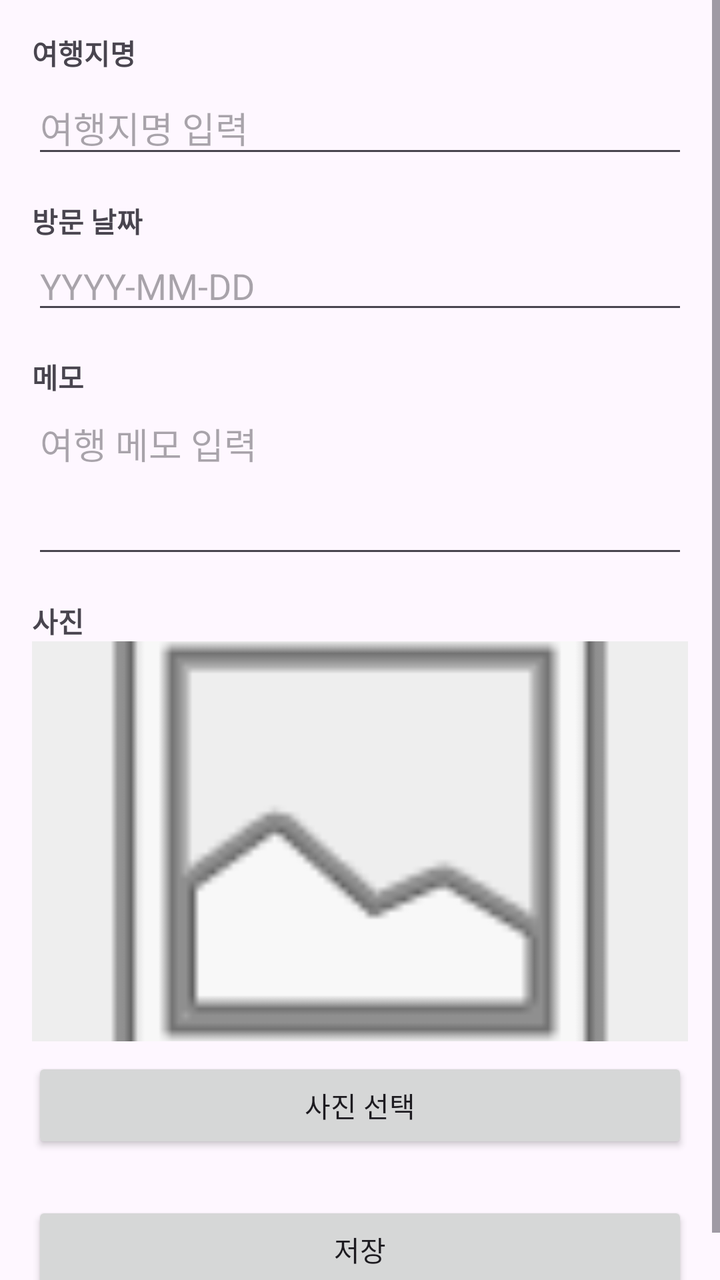
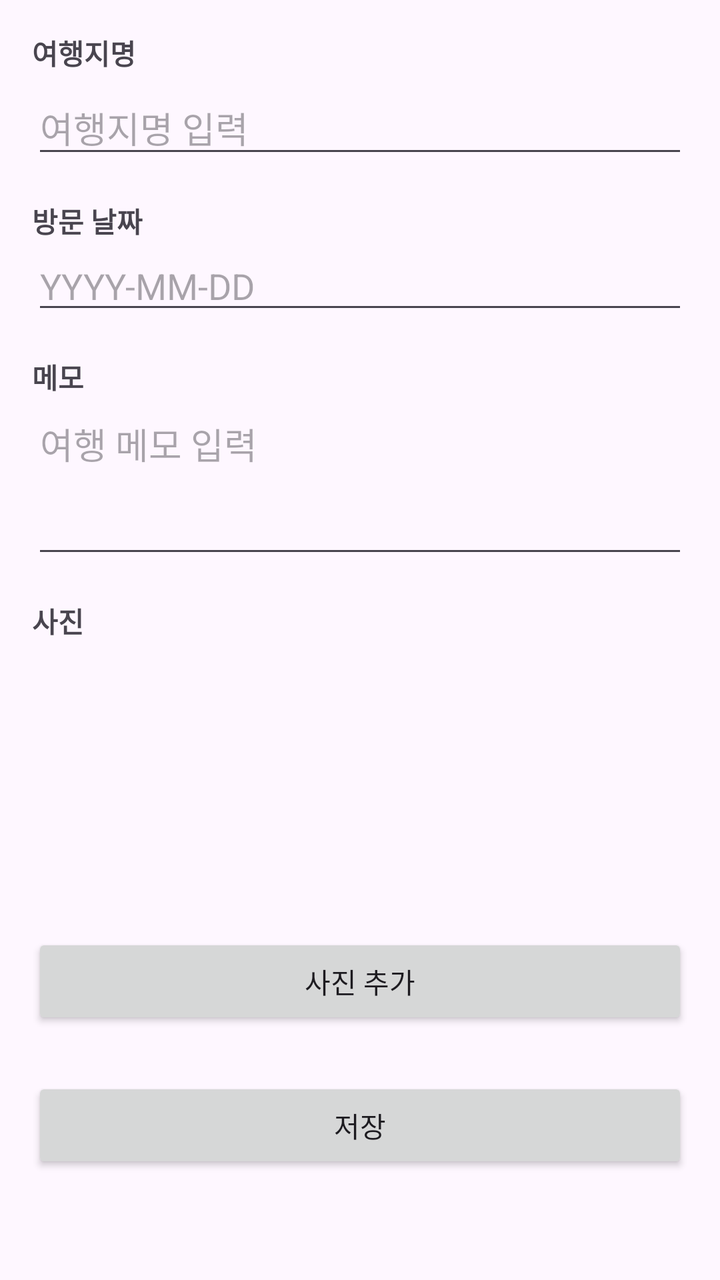

Before-and-after screenshots of an Android layout around one commit, followed by the original layout XML and the change that was made.
<!-- AndroidManifest.xml: application theme Theme.Triplog -->
<!-- res/layout/activity_add_edit.xml -->
<?xml version="1.0" encoding="utf-8"?>
<ScrollView xmlns:android="http://schemas.android.com/apk/res/android"
    android:layout_width="match_parent"
    android:layout_height="match_parent"
    android:fitsSystemWindows="true">

    <LinearLayout
        android:layout_width="match_parent"
        android:layout_height="wrap_content"
        android:orientation="vertical"
        android:padding="16dp">

        <TextView
            android:layout_width="wrap_content"
            android:layout_height="wrap_content"
            android:text="여행지명"
            android:textStyle="bold"
            android:layout_marginBottom="4dp" />

        <EditText
            android:id="@+id/etPlace"
            android:layout_width="match_parent"
            android:layout_height="wrap_content"
            android:hint="여행지명 입력"
            android:inputType="text"
            android:layout_marginBottom="16dp" />

        <TextView
            android:layout_width="wrap_content"
            android:layout_height="wrap_content"
            android:text="방문 날짜"
            android:textStyle="bold" />

        <EditText
            android:id="@+id/etDate"
            android:layout_width="match_parent"
            android:layout_height="wrap_content"
            android:hint="YYYY-MM-DD"
            android:inputType="date"
            android:layout_marginBottom="16dp" />

        <TextView
            android:layout_width="wrap_content"
            android:layout_height="wrap_content"
            android:text="메모"
            android:textStyle="bold" />

        <EditText
            android:id="@+id/etMemo"
            android:layout_width="match_parent"
            android:layout_height="wrap_content"
            android:layout_marginBottom="16dp"
            android:gravity="top"
            android:hint="여행 메모 입력"
            android:inputType="textMultiLine"
            android:minLines="3" />

        <TextView
            android:layout_width="wrap_content"
            android:layout_height="wrap_content"
            android:text="사진"
            android:textStyle="bold" />

        <ImageView
            android:id="@+id/ivPhoto"
            android:layout_width="match_parent"
            android:layout_height="200dp"
            android:scaleType="centerCrop"
            android:background="#EEEEEE"
            android:layout_marginBottom="8dp"
            android:src="@android:drawable/ic_menu_gallery" />

        <Button
            android:id="@+id/btnSelectPhoto"
            android:layout_width="match_parent"
            android:layout_height="wrap_content"
            android:text="사진 선택"
            android:layout_marginBottom="24dp" />

        <Button
            android:id="@+id/btnSave"
            android:layout_width="match_parent"
            android:layout_height="wrap_content"
            android:text="저장" />

    </LinearLayout>

</ScrollView>
<!-- resources referenced by this layout -->
<resources>
  <style name="Theme.Triplog" parent="Base.Theme.Triplog" />
  <style name="Base.Theme.Triplog" parent="Theme.Material3.DayNight">
          
      </style>
</resources>

<!-- the commit's change to res/layout/activity_add_edit.xml (unified diff, before → after) -->
@@ -49,32 +49,31 @@
             android:id="@+id/etMemo"
             android:layout_width="match_parent"
             android:layout_height="wrap_content"
-            android:layout_marginBottom="16dp"
-            android:gravity="top"
             android:hint="여행 메모 입력"
             android:inputType="textMultiLine"
-            android:minLines="3" />
+            android:minLines="3"
+            android:gravity="top"
+            android:layout_marginBottom="16dp" />
 
         <TextView
             android:layout_width="wrap_content"
             android:layout_height="wrap_content"
             android:text="사진"
-            android:textStyle="bold" />
+            android:textStyle="bold"
+            android:layout_marginBottom="8dp" />
 
-        <ImageView
-            android:id="@+id/ivPhoto"
+        <androidx.recyclerview.widget.RecyclerView
+            android:id="@+id/rvPhotos"
             android:layout_width="match_parent"
-            android:layout_height="200dp"
-            android:scaleType="centerCrop"
-            android:background="#EEEEEE"
-            android:layout_marginBottom="8dp"
-            android:src="@android:drawable/ic_menu_gallery" />
+            android:layout_height="130dp"
+            android:orientation="horizontal"
+            android:layout_marginBottom="8dp" />
 
         <Button
             android:id="@+id/btnSelectPhoto"
             android:layout_width="match_parent"
             android:layout_height="wrap_content"
-            android:text="사진 선택"
+            android:text="사진 추가"
             android:layout_marginBottom="24dp" />
 
         <Button
